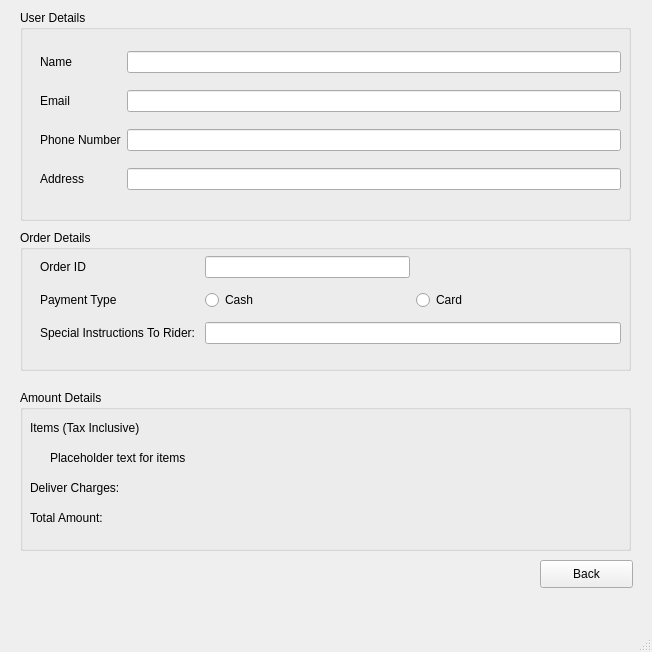
This is ui_files/OrderTrackDetails.ui in TahaZahid05/Restaurant-Managment-System as Qt 5 draws it before an edit. The edited form follows.
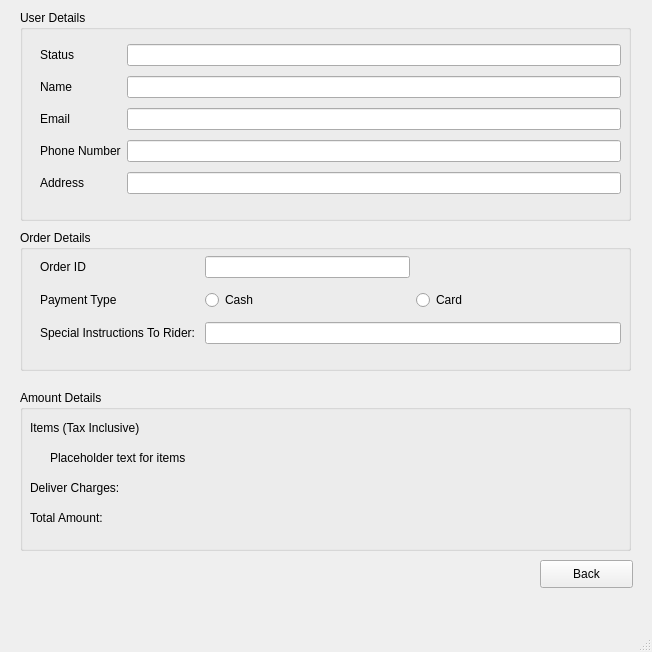
This is the edited form.

The edit to the form file:
```diff
--- a/ui_files/OrderTrackDetails.ui
+++ b/ui_files/OrderTrackDetails.ui
@@ -35,8 +35,17 @@
        <height>161</height>
       </rect>
      </property>
-     <layout class="QGridLayout" name="gridLayout" rowstretch="0,0,0,0" columnstretch="0,0">
-      <item row="0" column="0">
+     <layout class="QGridLayout" name="gridLayout" rowstretch="0,0,0,0,0" columnstretch="0,0">
+      <item row="3" column="1">
+       <widget class="QLineEdit" name="lineEdit"/>
+      </item>
+      <item row="2" column="1">
+       <widget class="QLineEdit" name="emailAddress"/>
+      </item>
+      <item row="1" column="1">
+       <widget class="QLineEdit" name="userName"/>
+      </item>
+      <item row="1" column="0">
        <widget class="QLabel" name="label_4">
         <property name="text">
          <string>Name</string>
@@ -44,37 +53,38 @@
        </widget>
       </item>
       <item row="2" column="0">
-       <widget class="QLabel" name="label_9">
-        <property name="text">
-         <string>Phone Number</string>
-        </property>
-       </widget>
-      </item>
-      <item row="1" column="0">
        <widget class="QLabel" name="label_3">
         <property name="text">
          <string>Email</string>
         </property>
        </widget>
       </item>
-      <item row="1" column="1">
-       <widget class="QLineEdit" name="emailAddress"/>
-      </item>
-      <item row="2" column="1">
-       <widget class="QLineEdit" name="lineEdit"/>
-      </item>
-      <item row="0" column="1">
-       <widget class="QLineEdit" name="userName"/>
-      </item>
       <item row="3" column="0">
+       <widget class="QLabel" name="label_9">
+        <property name="text">
+         <string>Phone Number</string>
+        </property>
+       </widget>
+      </item>
+      <item row="4" column="1">
+       <widget class="QLineEdit" name="lineEdit_2"/>
+      </item>
+      <item row="4" column="0">
        <widget class="QLabel" name="label_8">
         <property name="text">
          <string>Address</string>
         </property>
        </widget>
       </item>
-      <item row="3" column="1">
-       <widget class="QLineEdit" name="lineEdit_2"/>
+      <item row="0" column="0">
+       <widget class="QLabel" name="label_5">
+        <property name="text">
+         <string>Status</string>
+        </property>
+       </widget>
+      </item>
+      <item row="0" column="1">
+       <widget class="QLineEdit" name="lineEdit_4"/>
       </item>
      </layout>
     </widget>
```
Left out of the diff: 2 changed lines with no effect on the pictures.
